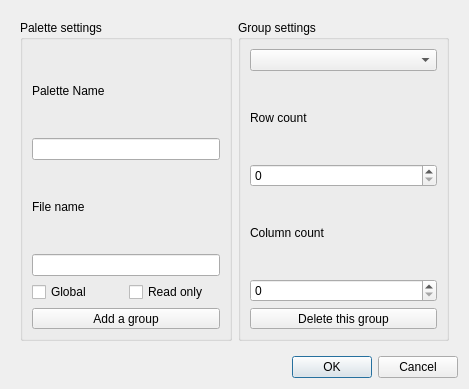
First picture: the form in libs/widgets/WdgDlgPaletteEditor.ui, repository KDE/krita, before the edit.
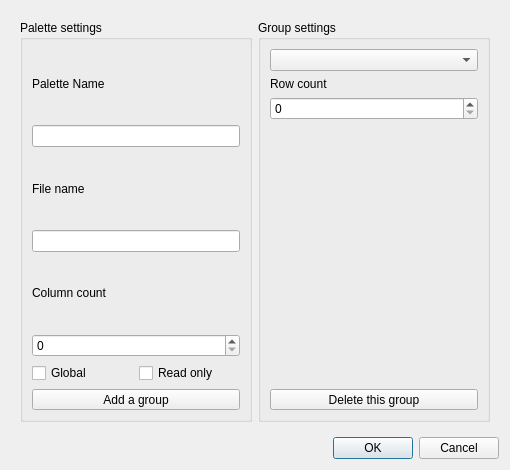
Second picture: the form after the edit.

Commit message:
Refactoring KoColorSet and KisPaletteModel
KisPaletteModel's QModelIndex now has row number in model, instead of row number in group
KoColorSet moves GLOBAL_GROUP_NAME from private to public

T8646

Patch:
```diff
--- a/libs/widgets/WdgDlgPaletteEditor.ui
+++ b/libs/widgets/WdgDlgPaletteEditor.ui
@@ -6,8 +6,8 @@
    <rect>
     <x>0</x>
     <y>0</y>
-    <width>469</width>
-    <height>389</height>
+    <width>510</width>
+    <height>470</height>
    </rect>
   </property>
   <property name="windowTitle">
@@ -43,6 +43,16 @@
          <item>
           <widget class="QLineEdit" name="lineEditFilename"/>
          </item>
+         <item>
+          <widget class="QLabel" name="labelColCount">
+           <property name="text">
+            <string>Column count</string>
+           </property>
+          </widget>
+         </item>
+         <item>
+          <widget class="QSpinBox" name="spinBoxCol"/>
+         </item>
          <item>
           <layout class="QHBoxLayout" name="horizontalLayout_2">
            <item>
@@ -97,14 +107,17 @@
           <widget class="QSpinBox" name="spinBoxRow"/>
          </item>
          <item>
-          <widget class="QLabel" name="labelColCount">
-           <property name="text">
-            <string>Column count</string>
+          <spacer name="verticalSpacer">
+           <property name="orientation">
+            <enum>Qt::Vertical</enum>
            </property>
-          </widget>
-         </item>
-         <item>
-          <widget class="QSpinBox" name="spinBoxCol"/>
+           <property name="sizeHint" stdset="0">
+            <size>
+             <width>20</width>
+             <height>40</height>
+            </size>
+           </property>
+          </spacer>
          </item>
          <item>
           <widget class="QToolButton" name="bnDelGroup">
```
The commit also changes 13 other files.
